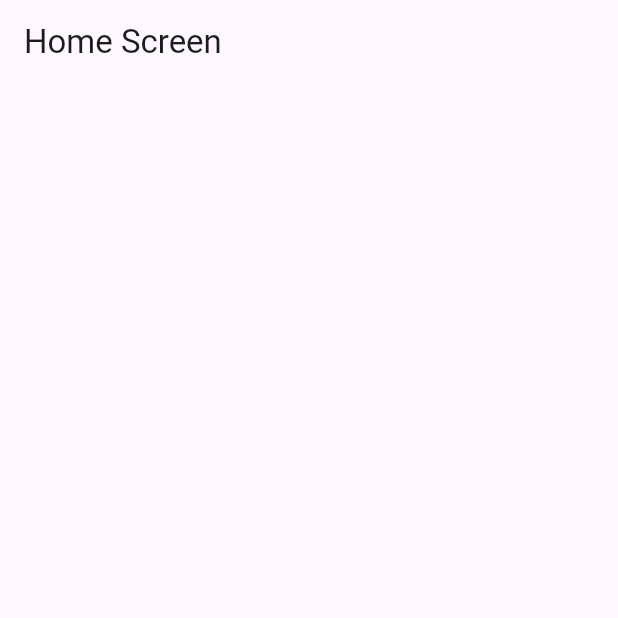
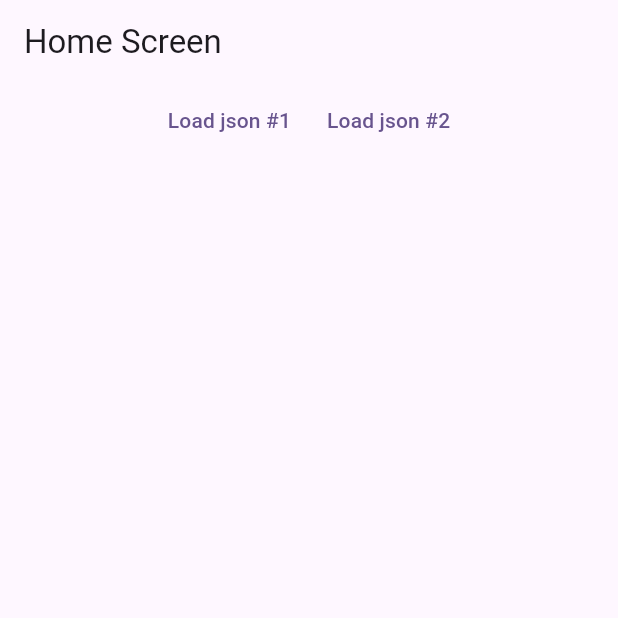
Before and after one commit to samarkalra/flutter_state_management, a Flutter app: the screen it shows after launch, on a phone screen of 412 x 824 dp, the top half of it. Run offline on Flutter 3.47's test engine with Material 3 defaults, Android fonts, the phone set to English and light mode, and no system bars; our stand-ins replace flutter_bloc.

Commit message:
Implement load persons json bloc.

```diff
--- a/lib/home_screen.dart
+++ b/lib/home_screen.dart
@@ -1,4 +1,14 @@
 import 'package:flutter/material.dart';
+import 'package:flutter_bloc/flutter_bloc.dart';
+import 'package:state_management/state/fetch_result.dart';
+import 'package:state_management/state/load_action.dart';
+import 'package:state_management/state/persons_bloc.dart';
+import 'package:state_management/types/persons_url.dart';
+
+extension Subscript<T> on Iterable<T> {
+  // Operator overloading
+  T? operator [](int index) => length > index ? elementAt(index) : null;
+}
 
 class HomeScreen extends StatefulWidget {
   const HomeScreen({super.key});
@@ -14,6 +24,48 @@ class _HomeScreenState extends State<HomeScreen> {
       appBar: AppBar(
         title: const Text('Home Screen'),
       ),
+      body: Column(
+        children: [
+          Row(
+            mainAxisAlignment: MainAxisAlignment.center,
+            children: [
+              TextButton(
+                onPressed: () {
+                  context.read<PersonsBloc>().add(
+                        const LoadPersonsAction(url: PersonUrl.persons1),
+                      );
+                },
+                child: const Text('Load json #1'),
+              ),
+              TextButton(
+                onPressed: () {
+                  context.read<PersonsBloc>().add(
+                        const LoadPersonsAction(url: PersonUrl.persons2),
+                      );
+                },
+                child: const Text('Load json #2'),
+              ),
+            ],
+          ),
+          BlocBuilder<PersonsBloc, FetchResult?>(
+            buildWhen: (previous, current) =>
+                previous?.persons != current?.persons,
+            builder: (context, state) {
+              if (state?.persons == null) return const SizedBox();
+
+              return Expanded(
+                child: ListView.builder(
+                  itemCount: state?.persons.length,
+                  itemBuilder: (context, index) => ListTile(
+                    title: Text(state?.persons[index]?.name ?? ''),
+                    subtitle: Text(state?.persons[index]?.age.toString() ?? ''),
+                  ),
+                ),
+              );
+            },
+          ),
+        ],
+      ),
     );
   }
 }
--- a/lib/main.dart
+++ b/lib/main.dart
@@ -1,5 +1,7 @@
 import 'package:flutter/material.dart';
+import 'package:flutter_bloc/flutter_bloc.dart';
 import 'package:state_management/home_screen.dart';
+import 'package:state_management/state/persons_bloc.dart';
 
 void main() {
   runApp(const MyApp());
@@ -18,7 +20,11 @@ class MyApp extends StatelessWidget {
         colorScheme: ColorScheme.fromSeed(seedColor: Colors.deepPurple),
         // useMaterial3: true,
       ),
-      home: const HomeScreen(),
+      home: BlocProvider(
+        create: (_) => PersonsBloc(),
+        child: const HomeScreen(),
+      ),
+      debugShowCheckedModeBanner: false,
     );
   }
 }
--- /dev/null
+++ b/lib/state/fetch_result.dart
@@ -0,0 +1,18 @@
+import 'package:flutter/material.dart';
+
+import '../types/person.dart';
+
+@immutable
+class FetchResult {
+  final Iterable<Person> persons;
+  final bool isRetrievedFromCache;
+
+  const FetchResult({
+    required this.persons,
+    required this.isRetrievedFromCache,
+  });
+
+  @override
+  String toString() =>
+      "FetchResult (isRetrievedFromCache = $isRetrievedFromCache, persons = $persons)";
+}
--- /dev/null
+++ b/lib/state/load_action.dart
@@ -0,0 +1,15 @@
+import 'package:flutter/material.dart';
+
+import '../types/persons_url.dart';
+
+@immutable
+abstract class LoadAction {
+  const LoadAction();
+}
+
+@immutable
+class LoadPersonsAction implements LoadAction {
+  final PersonUrl url;
+
+  const LoadPersonsAction({required this.url});
+}
--- /dev/null
+++ b/lib/types/person.dart
@@ -0,0 +1,18 @@
+import 'package:flutter/material.dart';
+
+@immutable
+class Person {
+  final String name;
+  final int age;
+
+  // For manually creating instances of Person class
+  const Person({
+    required this.name,
+    required this.age,
+  });
+
+  // named constructor
+  Person.fromJson(Map<String, dynamic> json)
+      : name = json['name'] as String,
+        age = json['age'] as int;
+}
--- /dev/null
+++ b/lib/types/persons_url.dart
@@ -0,0 +1,15 @@
+enum PersonUrl {
+  persons1,
+  persons2,
+}
+
+extension UrlString on PersonUrl {
+  String get urlString {
+    switch (this) {
+      case PersonUrl.persons1:
+        return 'http://127.0.0.1:5500/lib/api/persons1.json';
+      case PersonUrl.persons2:
+        return 'http://127.0.0.1:5500/lib/api/persons2.json';
+    }
+  }
+}
--- a/pubspec.yaml
+++ b/pubspec.yaml
@@ -35,6 +35,7 @@ dependencies:
   # The following adds the Cupertino Icons font to your application.
   # Use with the CupertinoIcons class for iOS style icons.
   cupertino_icons: ^1.0.2
+  flutter_bloc: ^9.1.0
 
 dev_dependencies:
   flutter_test:
```
Also changed, not shown: analysis_options.yaml (+1 -11 lines), lib/api/persons1.json (added, +14 -0 lines), lib/api/persons2.json (added, +14 -0 lines), lib/state/persons_bloc.dart (added, +42 -0 lines), pubspec.lock.
